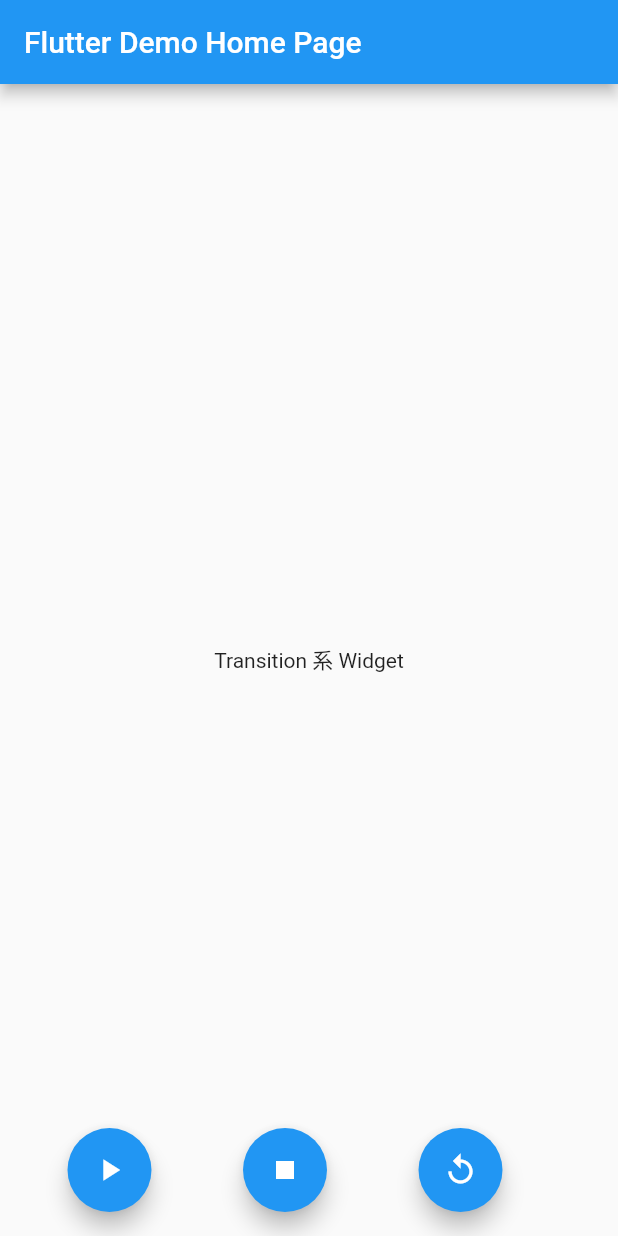
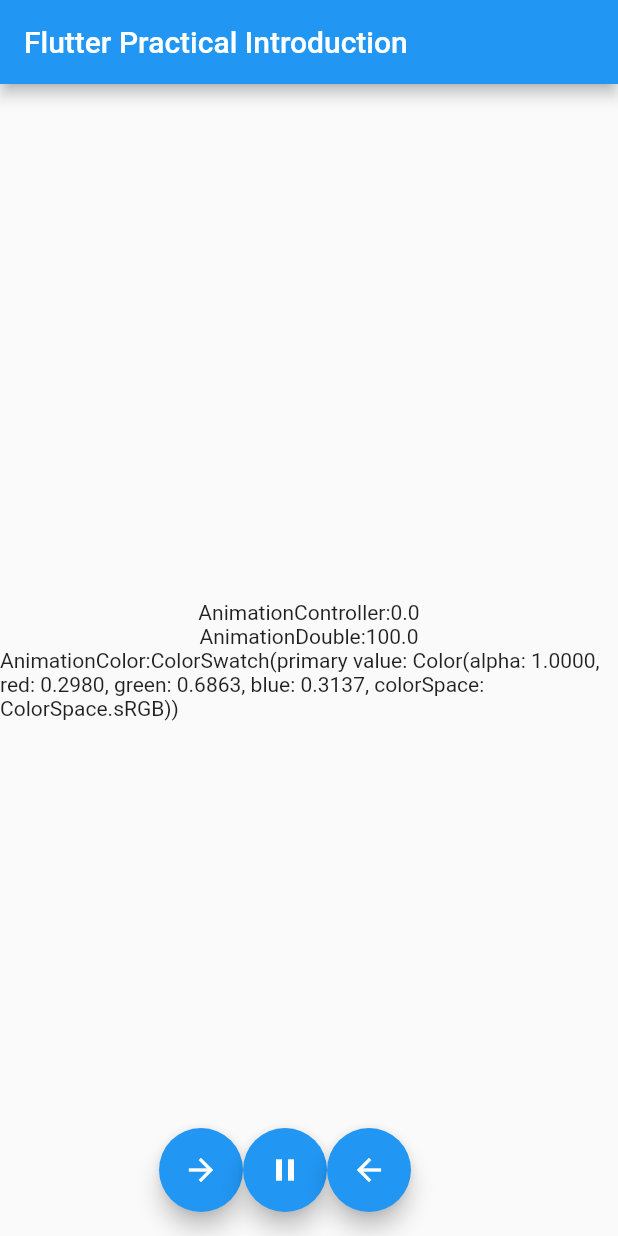
Before and after one commit to nukopy/flutter-practical-introduction, a Flutter app: the screen it shows after launch, on a phone screen of 412 x 824 dp. Run offline on Flutter 3.47's test engine with Material 2 defaults, Android fonts, the phone set to English and light mode, and no system bars; our stand-ins replace font_awesome_flutter.

Commit message:
feat: impl animation Tween/Animation

```diff
--- a/lib/main.dart
+++ b/lib/main.dart
@@ -25,7 +25,7 @@
         // is not restarted.
         primarySwatch: Colors.blue,
       ),
-      home: const MyHomePage(title: 'Flutter Demo Home Page'),
+      home: const MyHomePage(title: 'Flutter Practical Introduction'),
     );
   }
 }
@@ -49,8 +49,16 @@
 }
 
 class _MyHomePageState extends State<MyHomePage> with TickerProviderStateMixin {
-  final int durationSeconds = 2;
   late AnimationController _animationController;
+
+  // Tween double
+  late Animation<double> _animationDouble;
+  final Tween<double> _tweenDouble = Tween(begin: 100.0, end: 300.0);
+
+  // Tween color
+  late Animation<Color?> _animationColor;
+  final ColorTween _tweenColor =
+      ColorTween(begin: Colors.green, end: Colors.blue);
 
   // 再生
   _forward() async {
@@ -73,15 +81,29 @@
     });
   }
 
-  // 画面初期化時に呼ばれる
+  // 生成
   @override
   void initState() {
     super.initState();
+
+    // init _animationController
     _animationController =
-        AnimationController(vsync: this, duration: const Duration(seconds: 2));
+        AnimationController(vsync: this, duration: const Duration(seconds: 3));
+
+    // AnimationControllerとTweenからAnimationを作る(サイズ)
+    _animationDouble = _tweenDouble.animate(_animationController);
+    _animationDouble.addListener(() {
+      setState(() {});
+    });
+
+    // AnimationControllerとTweenからAnimationを作る(色)
+    _animationColor = _tweenColor.animate(_animationController);
+    _animationColor.addListener(() {
+      setState(() {});
+    });
   }
 
-  // 画面破棄時に呼ばれる
+  // 破棄
   @override
   void dispose() {
     _animationController.dispose();
@@ -98,37 +120,31 @@
         child: Column(
           mainAxisAlignment: MainAxisAlignment.center,
           children: [
-              const Text("Transition 系 Widget"),
+            Text("AnimationController:${_animationController.value}"),
+            Text("AnimationDouble:${_animationDouble.value}"),
+            Text("AnimationColor:${_animationColor.value}"),
             SizeTransition(
               sizeFactor: _animationController,
               child: Center(
                 child: SizedBox(
-                        width: 50,
-                        height: 50,
-                        child: Container(color: Colors.amber)),
-                  )),
+                  width: 150,
+                  height: _animationDouble.value,
+                  child: Container(color: _animationColor.value),
+                ),
+              ),
+            ),
           ],
         ),
       ),
-        floatingActionButton: Row(
-          mainAxisAlignment: MainAxisAlignment.spaceEvenly,
-          children: [
+      // 再生、停止、逆再生のボタン
+      floatingActionButton:
+          Row(mainAxisAlignment: MainAxisAlignment.center, children: [
         FloatingActionButton(
-              onPressed: _forward,
-              tooltip: 'Click me!',
-              child: const Icon(Icons.play_arrow),
-            ),
+            onPressed: _forward, child: const Icon(Icons.arrow_forward)),
+        FloatingActionButton(onPressed: _stop, child: const Icon(Icons.pause)),
         FloatingActionButton(
-              onPressed: _stop,
-              tooltip: 'Click me!',
-              child: const Icon(Icons.stop),
-            ),
-            FloatingActionButton(
-              onPressed: _reverse,
-              tooltip: 'Click me!',
-              child: const Icon(Icons.replay),
-            ),
-          ],
-        ));
+            onPressed: _reverse, child: const Icon(Icons.arrow_back)),
+      ]),
+    );
   }
 }
```
Lines whose indentation alone changed are shown as unchanged.
